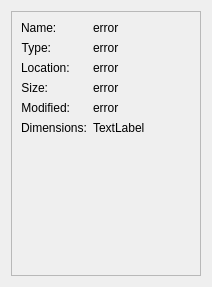
Qt form src/qvinfodialog.ui (jurplel/qView) before a commit.
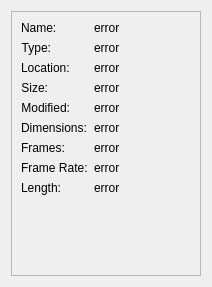
The same form after that commit.

What changed in the file:
```diff
--- a/src/qvinfodialog.ui
+++ b/src/qvinfodialog.ui
@@ -148,7 +148,52 @@
        <item row="5" column="1">
         <widget class="QLabel" name="dimensionsLabel">
          <property name="text">
-          <string>TextLabel</string>
+          <string>error</string>
+         </property>
+        </widget>
+       </item>
+       <item row="6" column="0">
+        <widget class="QLabel" name="label_3">
+         <property name="text">
+          <string>Frames:</string>
+         </property>
+        </widget>
+       </item>
+       <item row="6" column="1">
+        <widget class="QLabel" name="framesLabel">
+         <property name="text">
+          <string>error</string>
+         </property>
+        </widget>
+       </item>
+       <item row="7" column="0">
+        <widget class="QLabel" name="label_7">
+         <property name="text">
+          <string>Frame Rate:</string>
+         </property>
+        </widget>
+       </item>
+       <item row="7" column="1">
+        <widget class="QLabel" name="fpsLabel">
+         <property name="enabled">
+          <bool>true</bool>
+         </property>
+         <property name="text">
+          <string>error</string>
+         </property>
+        </widget>
+       </item>
+       <item row="8" column="0">
+        <widget class="QLabel" name="label_8">
+         <property name="text">
+          <string>Length:</string>
+         </property>
+        </widget>
+       </item>
+       <item row="8" column="1">
+        <widget class="QLabel" name="lengthLabel">
+         <property name="text">
+          <string>error</string>
          </property>
         </widget>
        </item>
```
